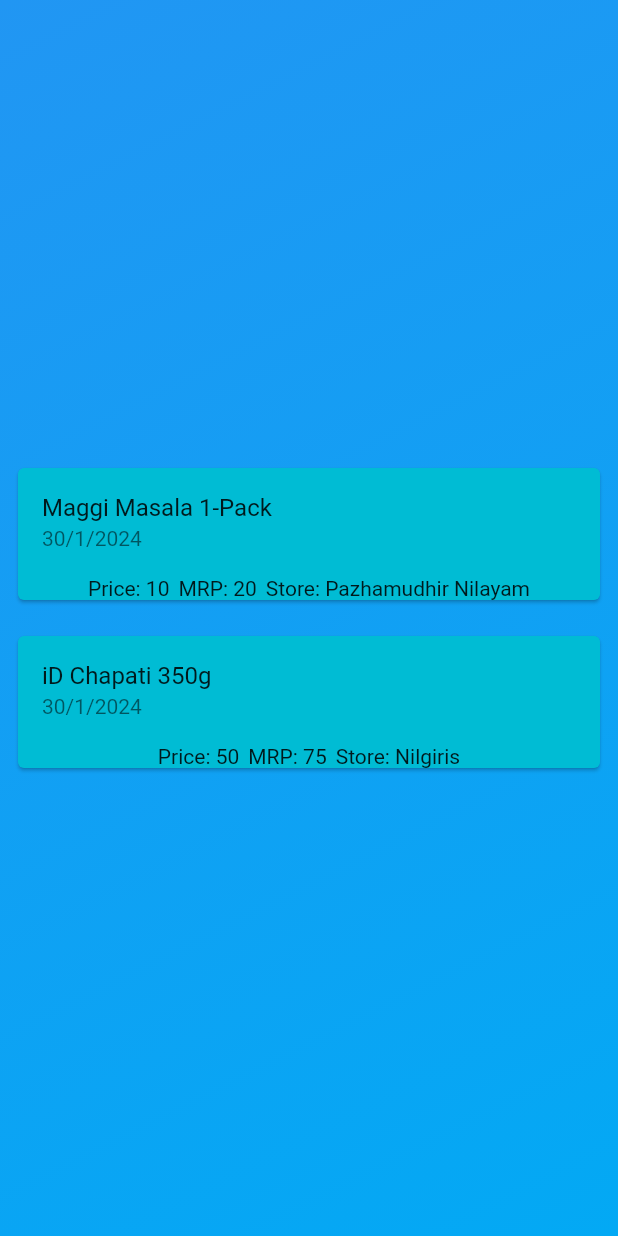
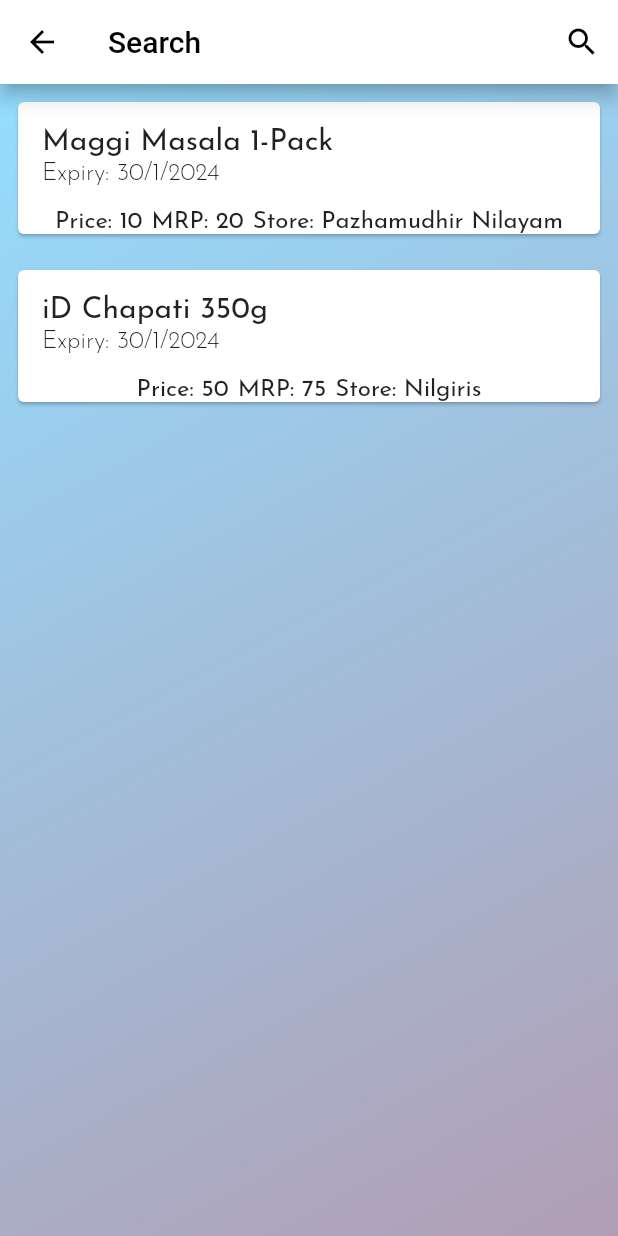
Before and after one commit to adittya003/GrubGenie, a Flutter app: the FoodList screen opened directly, on a phone screen of 412 x 824 dp. Run offline on Flutter 3.47's test engine with Material 2 defaults, Android fonts, the phone set to English and light mode, and no system bars; drawn by our look-alikes of easy_search_bar; our stand-ins replace google_fonts, jiffy, page_transition.

Commit message:
Search functionality, slight UI changes

```diff
--- a/Frontend/lib/foodcard.dart
+++ b/Frontend/lib/foodcard.dart
@@ -1,4 +1,5 @@
 import 'package:flutter/material.dart';
+import 'package:google_fonts/google_fonts.dart';
 
 class FoodCard extends StatefulWidget {
   final String item;
@@ -23,26 +24,56 @@
   @override
   Widget build(BuildContext context) {
     return Card(
-      color: Colors.cyan,
+      color: Colors.white,
       child: Column(
         mainAxisSize: MainAxisSize.min,
         children: [
           ListTile(
-            title: Text(widget.item),
-            subtitle: Text(widget.expiry),
+            title: Text(
+              widget.item,
+              style: GoogleFonts.josefinSans(
+                color: Colors.black87,
+                fontSize: 20,
+              ),
+            ),
+            subtitle: Text(
+              'Expiry: ${widget.expiry}',
+              style: GoogleFonts.josefinSans(
+                  color: Colors.black87,
+                  fontSize: 16,
+                  fontWeight: FontWeight.w300),
+            ),
           ),
           Row(
             mainAxisAlignment: MainAxisAlignment.center,
             children: [
-              Text('Price: ${widget.price}'),
+              Text(
+                'Price: ${widget.price}',
+                style: GoogleFonts.josefinSans(
+                  color: Colors.black87,
+                  fontSize: 16,
+                ),
+              ),
               const SizedBox(
                 width: 6,
               ),
-              Text('MRP: ${widget.mrp}'),
+              Text(
+                'MRP: ${widget.mrp}',
+                style: GoogleFonts.josefinSans(
+                  color: Colors.black87,
+                  fontSize: 16,
+                ),
+              ),
               const SizedBox(
                 width: 6,
               ),
-              Text('Store: ${widget.store}')
+              Text(
+                'Store: ${widget.store}',
+                style: GoogleFonts.josefinSans(
+                  color: Colors.black87,
+                  fontSize: 16,
+                ),
+              )
             ],
           )
         ],
--- /dev/null
+++ b/Frontend/lib/models.dart
@@ -0,0 +1,40 @@
+import 'package:flutter/material.dart';
+
+import 'foodcard.dart';
+
+class NearFoodProvider extends ChangeNotifier {
+  final List<FoodCard> totalCardList = [
+    const FoodCard(
+        item: 'Maggi Masala 1-Pack',
+        price: 10,
+        store: 'Pazhamudhir Nilayam',
+        expiry: '30/1/2024',
+        mrp: 20),
+    const FoodCard(
+        item: 'iD Chapati 350g',
+        price: 50,
+        store: 'Nilgiris',
+        expiry: '30/1/2024',
+        mrp: 75)
+  ];
+  late List<Widget> cardList;
+
+  NearFoodProvider() {
+    cardList = List.from(totalCardList);
+  }
+
+  void searched(String query) {
+    if (query == '') {
+      cardList = List.from(totalCardList);
+      notifyListeners();
+      return;
+    }
+    cardList.clear();
+    for (var result in totalCardList) {
+      if (result.item.contains(query)) {
+        cardList.add(result);
+      }
+    }
+    notifyListeners();
+  }
+}
--- a/Frontend/lib/nearfood.dart
+++ b/Frontend/lib/nearfood.dart
@@ -1,4 +1,7 @@
+import 'package:easy_search_bar/easy_search_bar.dart';
 import 'package:flutter/material.dart';
+import 'package:grub_genie/models.dart';
+import 'package:provider/provider.dart';
 import 'foodcard.dart';
 
 List<Widget> cardList = [
@@ -26,25 +29,41 @@
 class _FoodListState extends State<FoodList> {
   @override
   Widget build(BuildContext context) {
+    return ChangeNotifierProvider(
+        create: (context) => NearFoodProvider(),
+        child: Consumer<NearFoodProvider>(
+            builder: (context, myFoodProvider, child) {
           return Scaffold(
+              appBar: EasySearchBar(
+                  backgroundColor: Colors.white,
+                  foregroundColor: Colors.black,
+                  title: const Text('Search'),
+                  onSearch: (value) {
+                    myFoodProvider.searched(value);
+                  }),
               body: Container(
-            alignment: Alignment.center,
+                alignment: Alignment.topCenter,
                 decoration: const BoxDecoration(
                   gradient: LinearGradient(
-                colors: [Colors.blue, Colors.lightBlue],
+                    colors: [
+                      Color.fromARGB(255, 148, 221, 255),
+                      Color.fromARGB(255, 177, 158, 180)
+                    ],
                     begin: Alignment.topLeft,
                     end: Alignment.bottomRight,
                   ),
                 ),
                 child: ListView.builder(
                   shrinkWrap: true,
-              itemCount: cardList.length,
+                  itemCount: myFoodProvider.cardList.length,
                   itemBuilder: (context, index) {
                     return Padding(
                       padding: const EdgeInsets.all(8),
-                  child: cardList[index],
+                      child: myFoodProvider.cardList[index],
                     );
                   },
-            )));
+                ),
+              ));
+        }));
   }
 }
--- a/Frontend/pubspec.yaml
+++ b/Frontend/pubspec.yaml
@@ -40,6 +40,7 @@
   provider:
   google_maps_flutter: ^2.5.3
   jiffy: ^6.2.2
+  easy_search_bar:
 
 dev_dependencies:
   flutter_test:
```
Also changed, not shown: Frontend/pubspec.lock. Lines whose indentation alone changed are shown as unchanged.
